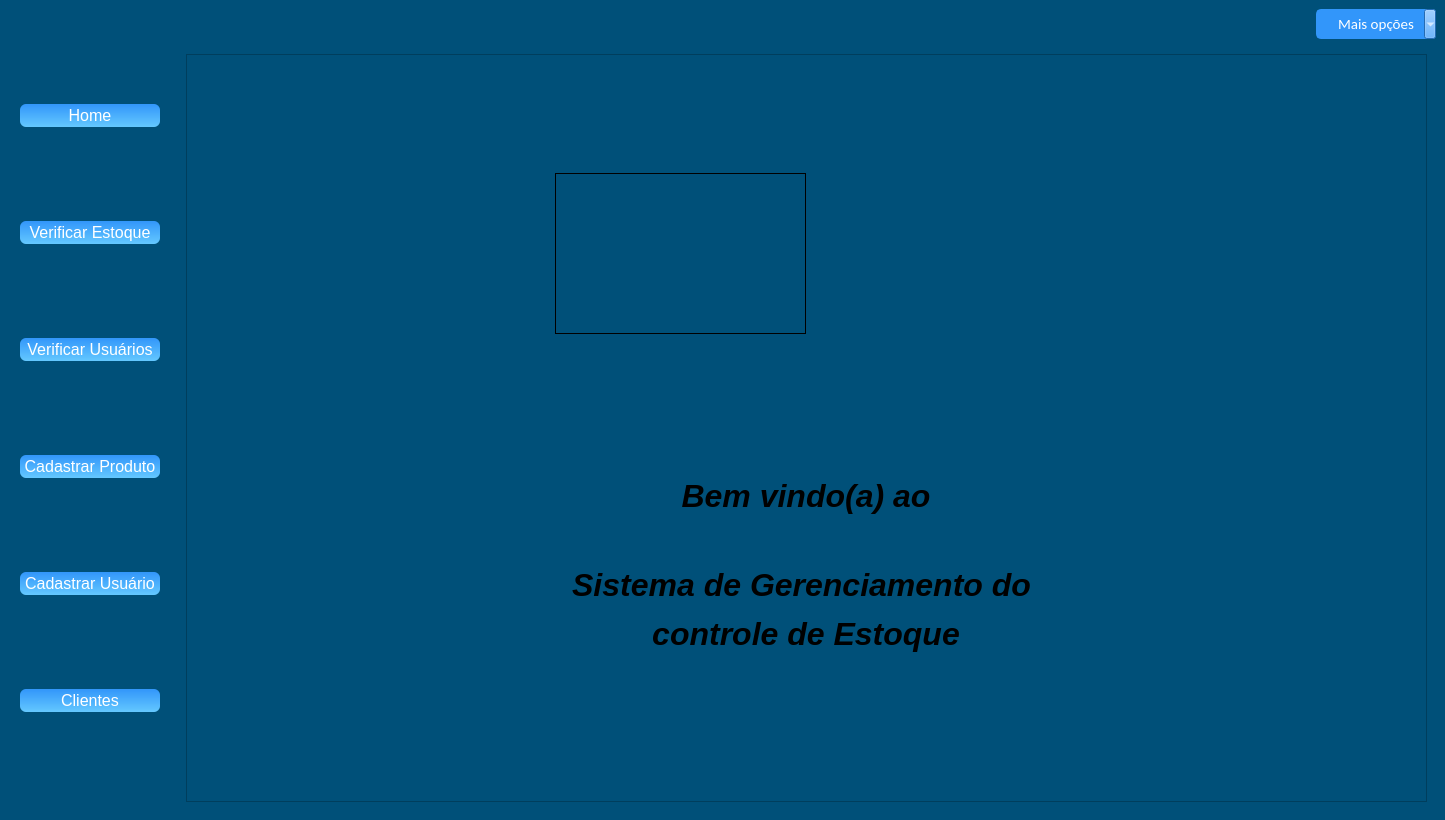
KevenLucas025/ProjetoERP, file novamaine.ui: the form before one commit.
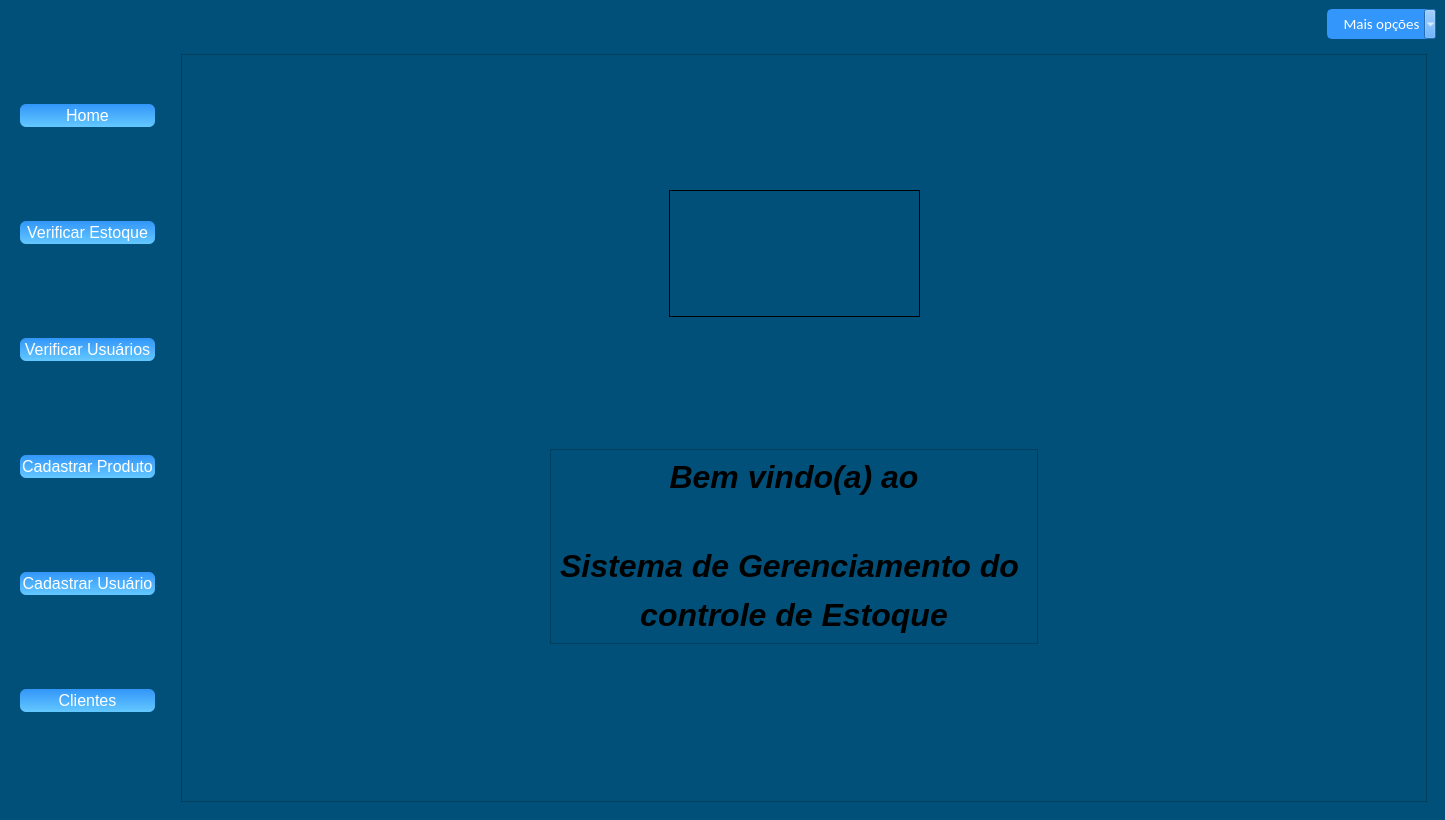
The form after the commit. Icons and pictures are not drawn.

Commit message: modo escuro finalizado, modo classico conferir mais uma vez/centralizado página inicial home frame

```diff
--- a/novamaine.ui
+++ b/novamaine.ui
@@ -426,8 +426,34 @@
           <property name="frameShadow">
            <enum>QFrame::Raised</enum>
           </property>
-          <layout class="QGridLayout" name="gridLayout_4">
-           <item row="0" column="0">
+          <layout class="QGridLayout" name="gridLayout_7">
+           <item row="0" column="2">
+            <spacer name="verticalSpacer_2">
+             <property name="orientation">
+              <enum>Qt::Vertical</enum>
+             </property>
+             <property name="sizeHint" stdset="0">
+              <size>
+               <width>20</width>
+               <height>98</height>
+              </size>
+             </property>
+            </spacer>
+           </item>
+           <item row="1" column="0" colspan="2">
+            <spacer name="horizontalSpacer_6">
+             <property name="orientation">
+              <enum>Qt::Horizontal</enum>
+             </property>
+             <property name="sizeHint" stdset="0">
+              <size>
+               <width>470</width>
+               <height>20</height>
+              </size>
+             </property>
+            </spacer>
+           </item>
+           <item row="1" column="2">
             <widget class="QLabel" name="label_imagem_sistema">
              <property name="sizePolicy">
               <sizepolicy hsizetype="Expanding" vsizetype="Expanding">
@@ -473,28 +499,105 @@
              </property>
             </widget>
            </item>
-           <item row="2" column="0">
-            <widget class="QLabel" name="label_bem_vindo">
-             <property name="sizePolicy">
-              <sizepolicy hsizetype="Expanding" vsizetype="Expanding">
-               <horstretch>0</horstretch>
-               <verstretch>0</verstretch>
-              </sizepolicy>
+           <item row="1" column="3" colspan="2">
+            <spacer name="horizontalSpacer_9">
+             <property name="orientation">
+              <enum>Qt::Horizontal</enum>
              </property>
-             <property name="maximumSize">
+             <property name="sizeHint" stdset="0">
               <size>
-               <width>502</width>
-               <height>234</height>
+               <width>490</width>
+               <height>20</height>
               </size>
              </property>
-             <property name="text">
-              <string>&lt;html&gt;&lt;head/&gt;&lt;body&gt;&lt;p align=&quot;center&quot;&gt;&lt;span style=&quot; font-size:24pt; font-weight:600; font-style:italic;&quot;&gt;Bem vindo(a) ao&lt;/span&gt;&lt;/p&gt;&lt;p align=&quot;center&quot;&gt;&lt;br/&gt;&lt;/p&gt;&lt;p align=&quot;center&quot;&gt;&lt;span style=&quot; font-size:24pt; font-weight:600; font-style:italic;&quot;&gt;Sistema de Gerenciamento do &lt;/span&gt;&lt;/p&gt;&lt;p align=&quot;center&quot;&gt;&lt;span style=&quot; font-size:24pt; font-weight:600; font-style:italic;&quot;&gt;controle de Estoque&lt;/span&gt;&lt;/p&gt;&lt;/body&gt;&lt;/html&gt;</string>
+            </spacer>
+           </item>
+           <item row="2" column="2">
+            <spacer name="verticalSpacer_4">
+             <property name="orientation">
+              <enum>Qt::Vertical</enum>
              </property>
-             <property name="alignment">
-              <set>Qt::AlignCenter</set>
+             <property name="sizeHint" stdset="0">
+              <size>
+               <width>20</width>
+               <height>94</height>
+              </size>
              </property>
+            </spacer>
+           </item>
+           <item row="3" column="1" rowspan="2" colspan="3">
+            <widget class="QFrame" name="frame_15">
+             <property name="frameShape">
+              <enum>QFrame::StyledPanel</enum>
+             </property>
+             <property name="frameShadow">
+              <enum>QFrame::Raised</enum>
+             </property>
+             <layout class="QGridLayout" name="gridLayout_4">
+              <item row="0" column="0">
+               <widget class="QLabel" name="label_bem_vindo">
+                <property name="sizePolicy">
+                 <sizepolicy hsizetype="Expanding" vsizetype="Expanding">
+                  <horstretch>0</horstretch>
+                  <verstretch>0</verstretch>
+                 </sizepolicy>
+                </property>
+                <property name="maximumSize">
+                 <size>
+                  <width>502</width>
+                  <height>234</height>
+                 </size>
+                </property>
+                <property name="text">
+                 <string>&lt;html&gt;&lt;head/&gt;&lt;body&gt;&lt;p align=&quot;center&quot;&gt;&lt;span style=&quot; font-size:24pt; font-weight:600; font-style:italic;&quot;&gt;Bem vindo(a) ao&lt;/span&gt;&lt;/p&gt;&lt;p align=&quot;center&quot;&gt;&lt;br/&gt;&lt;/p&gt;&lt;p align=&quot;center&quot;&gt;&lt;span style=&quot; font-size:24pt; font-weight:600; font-style:italic;&quot;&gt;Sistema de Gerenciamento do &lt;/span&gt;&lt;/p&gt;&lt;p align=&quot;center&quot;&gt;&lt;span style=&quot; font-size:24pt; font-weight:600; font-style:italic;&quot;&gt;controle de Estoque&lt;/span&gt;&lt;/p&gt;&lt;/body&gt;&lt;/html&gt;</string>
+                </property>
+                <property name="alignment">
+                 <set>Qt::AlignCenter</set>
+                </property>
+               </widget>
+              </item>
+             </layout>
             </widget>
            </item>
+           <item row="3" column="4">
+            <spacer name="horizontalSpacer_14">
+             <property name="orientation">
+              <enum>Qt::Horizontal</enum>
+             </property>
+             <property name="sizeHint" stdset="0">
+              <size>
+               <width>317</width>
+               <height>20</height>
+              </size>
+             </property>
+            </spacer>
+           </item>
+           <item row="4" column="0">
+            <spacer name="horizontalSpacer_13">
+             <property name="orientation">
+              <enum>Qt::Horizontal</enum>
+             </property>
+             <property name="sizeHint" stdset="0">
+              <size>
+               <width>341</width>
+               <height>20</height>
+              </size>
+             </property>
+            </spacer>
+           </item>
+           <item row="5" column="2">
+            <spacer name="verticalSpacer_3">
+             <property name="orientation">
+              <enum>Qt::Vertical</enum>
+             </property>
+             <property name="sizeHint" stdset="0">
+              <size>
+               <width>20</width>
+               <height>148</height>
+              </size>
+             </property>
+            </spacer>
+           </item>
           </layout>
          </widget>
         </item>
```
The commit also changes 4 other files.
